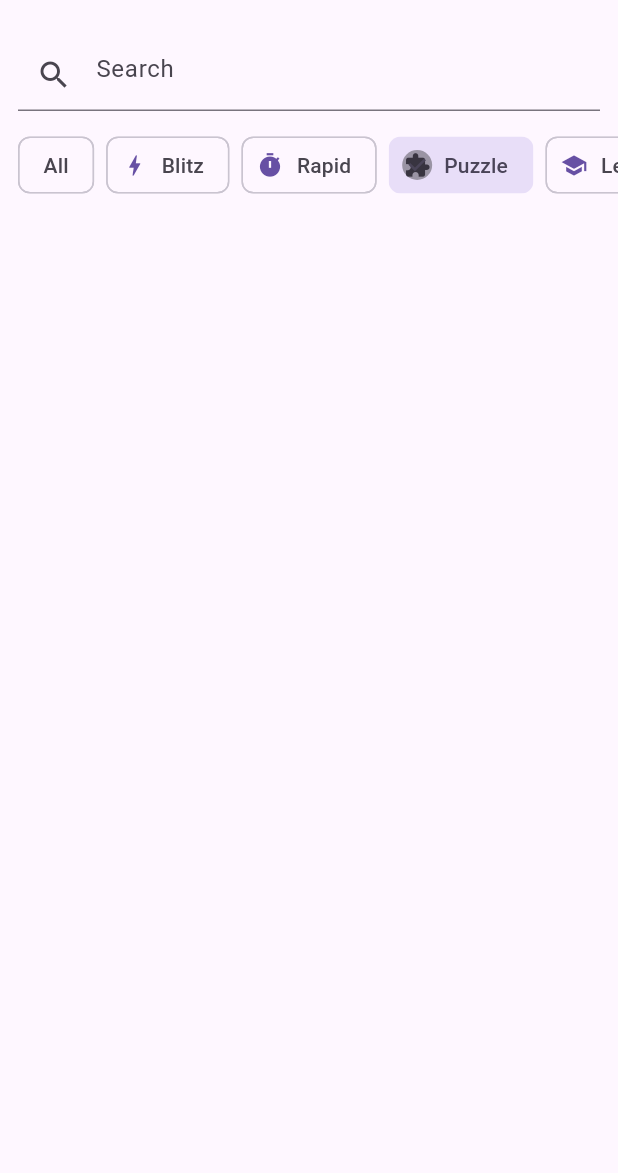
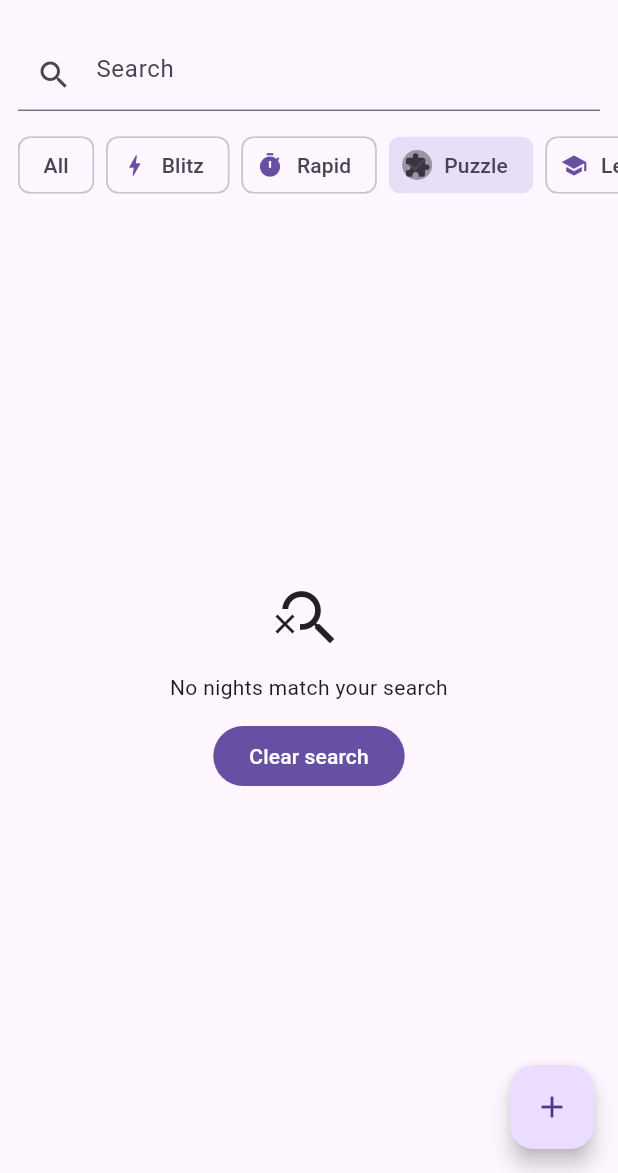
Before and after one commit to gu1nazz/flutter-2026-Gulnaz, a Flutter app: the screen it shows after launch, after a tap on "Blitz", after a tap on "Rapid", after a tap on "Puzzle", on a phone screen of 412 x 824 dp, the part 63-1236 px from its top. Run offline on Flutter 3.47's test engine with Material 3 defaults, Android fonts, the phone set to English and light mode, and no system bars.

Commit message:
Add empty state and FAB

```diff
--- a/lab_01_chess_club/lib/main.dart
+++ b/lab_01_chess_club/lib/main.dart
@@ -4,6 +4,7 @@ import 'data/seed.dart';
 import 'models/chess_category.dart';
 import 'models/chess_night.dart';
 import 'widgets/chess_night_card.dart';
+import 'widgets/empty_state.dart';
 
 void main() {
   runApp(const MyApp());
@@ -47,6 +48,7 @@ class _NightsPageState extends State<NightsPage> {
     });
     return list;
   }
+
   void _toggleFavourite(String id) {
     setState(() {
       _nights = [
@@ -61,12 +63,14 @@ class _NightsPageState extends State<NightsPage> {
     _searchController.dispose();
     super.dispose();
   }
+
   Widget _buildCard(ChessNight night) {
     return ChessNightCard(
       night: night,
       onFavourite: () => _toggleFavourite(night.id),
     );
   }
+
   @override
   Widget build(BuildContext context) {
     return Scaffold(
@@ -125,10 +129,22 @@ class _NightsPageState extends State<NightsPage> {
             child: LayoutBuilder(
               builder: (context, constraints) {
                 final items = _visible;
+                if (items.isEmpty) {
+                  return EmptyState(
+                    icon: Icons.search_off,
+                    message: 'No nights match your search',
+                    actionLabel: 'Clear search',
+                    onAction: () {
+                      _searchController.clear();
+                      setState(() => _query = '');
+                    },
+                  );
+                }
                 if (constraints.maxWidth >= 600) {
                   return GridView.builder(
                     padding: const EdgeInsets.all(12),
-                    gridDelegate: const SliverGridDelegateWithMaxCrossAxisExtent(
+                    gridDelegate:
+                        const SliverGridDelegateWithMaxCrossAxisExtent(
                           maxCrossAxisExtent: 360,
                           childAspectRatio: 3,
                         ),
@@ -138,7 +154,8 @@ class _NightsPageState extends State<NightsPage> {
                 }
                 return ListView.separated(
                   itemCount: items.length,
-                  separatorBuilder: (context, index) => const SizedBox(height: 4),
+                  separatorBuilder: (context, index) =>
+                      const SizedBox(height: 4),
                   itemBuilder: (context, index) => _buildCard(items[index]),
                 );
               },
@@ -146,6 +163,10 @@ class _NightsPageState extends State<NightsPage> {
           ),
         ],
       ),
+      floatingActionButton: FloatingActionButton(
+        onPressed: () {},
+        child: const Icon(Icons.add),
+      ),
     );
   }
 }
--- /dev/null
+++ b/lab_01_chess_club/lib/widgets/empty_state.dart
@@ -0,0 +1,39 @@
+import 'package:flutter/material.dart';
+
+class EmptyState extends StatelessWidget {
+  const EmptyState({
+    super.key,
+    required this.icon,
+    required this.message,
+    this.actionLabel,
+    this.onAction,
+  });
+
+  final IconData icon;
+  final String message;
+  final String? actionLabel;
+  final VoidCallback? onAction;
+
+  @override
+  Widget build(BuildContext context) {
+    final label = actionLabel;
+    final action = onAction;
+    return Center(
+      child: Padding(
+        padding: const EdgeInsets.all(24),
+        child: Column(
+          mainAxisSize: MainAxisSize.min,
+          children: [
+            Icon(icon, size: 48),
+            const SizedBox(height: 12),
+            Text(message, textAlign: TextAlign.center),
+            if (label != null && action != null) ...[
+              const SizedBox(height: 12),
+              FilledButton(onPressed: action, child: Text(label)),
+            ],
+          ],
+        ),
+      ),
+    );
+  }
+}
```
Lines whose indentation alone changed are shown as unchanged.
